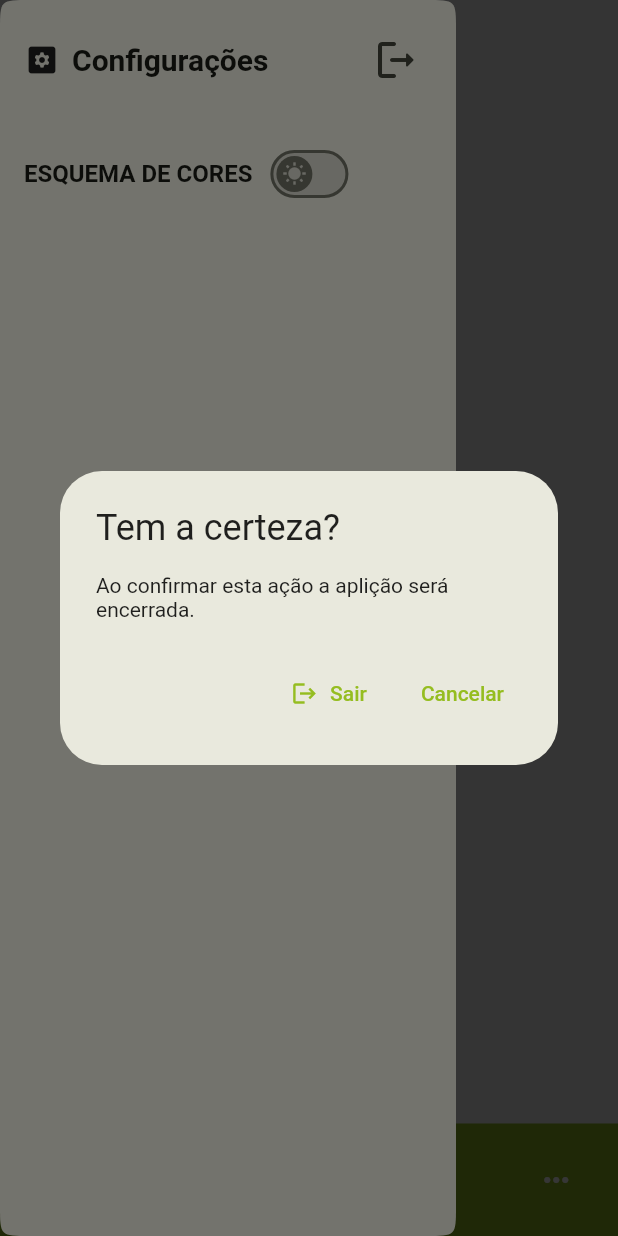
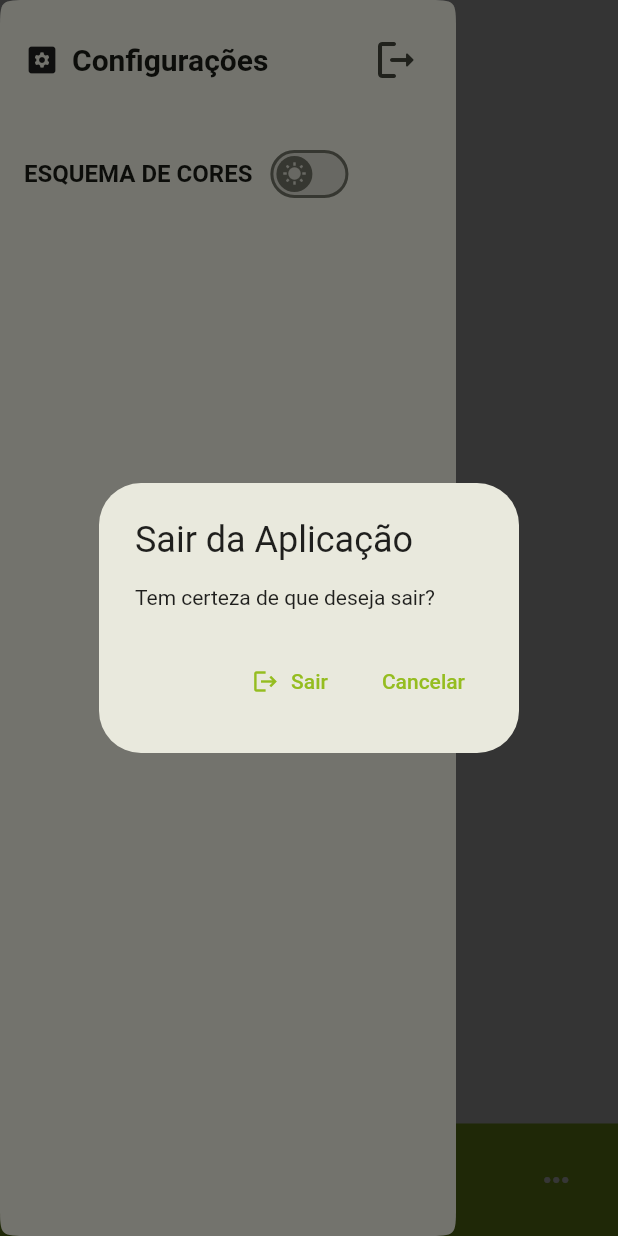
Before and after one commit to RubenO94/smart_ticket_app, a Flutter app: the HomeScreen screen opened directly with empty values, in the side drawer, after a tap on the "logout" icon, on a phone screen of 412 x 824 dp. Run offline on Flutter 3.47's test engine with Material 2 defaults, Android fonts, the phone set to English and light mode, and no system bars; drawn by our look-alikes of badges, curved_navigation_bar; our stand-ins replace connectivity_plus, device_info_plus, diacritic, file_picker, flutter_riverpod, flutter_secure_storage and 3 more; missing offline and left inert: android_id; accounts and stored records are empty.

Commit message:
update pubspec.yaml file

```diff
--- a/lib/screens/global/main_drawer.dart
+++ b/lib/screens/global/main_drawer.dart
@@ -77,8 +77,8 @@ class _MainDrawerState extends ConsumerState<MainDrawer> {
     final dialogResult = await showDialog(
       context: context,
       builder: (ctx) => AlertDialog(
-        title: const Text('Tem a certeza?'),
-        content: const Text('Ao confirmar esta ação a aplição será encerrada.'),
+        title: const Text('Sair da Aplicação'),
+        content: const Text('Tem certeza de que deseja sair?'),
         actions: [
           TextButton.icon(
             onPressed: () => Navigator.of(ctx).pop(true),
@@ -95,7 +95,6 @@ class _MainDrawerState extends ConsumerState<MainDrawer> {
     if (dialogResult) {
       await ref.read(secureStorageProvider).deleteAllSecureData();
       if (context.mounted) {
-        // TODO: ALGO NÃO ESTÁ A FUNCIONAR CORRETAMENTE, TEM A VER COM MATERIALIZATION
         // SystemNavigator.pop(animated: true);
         Navigator.of(context).pushReplacement(
           MaterialPageRoute(
--- a/lib/widgets/client/pagamento_pago_item.dart
+++ b/lib/widgets/client/pagamento_pago_item.dart
@@ -5,7 +5,7 @@ import 'package:flutter/material.dart';
 import 'package:flutter_riverpod/flutter_riverpod.dart';
 import 'package:open_file/open_file.dart';
 import 'package:path_provider/path_provider.dart';
-import 'package:permission_handler/permission_handler.dart';
+
 
 import 'package:smart_ticket/models/client/pagamento.dart';
 import 'package:smart_ticket/providers/global/services_provider.dart';
--- a/lib/widgets/global/cliente_dados.dart
+++ b/lib/widgets/global/cliente_dados.dart
@@ -5,7 +5,7 @@ import 'package:file_picker/file_picker.dart';
 import 'package:flutter/material.dart';
 import 'package:flutter_riverpod/flutter_riverpod.dart';
 import 'package:path/path.dart' as path;
-import 'package:permission_handler/permission_handler.dart';
+
 
 import 'package:smart_ticket/models/global/perfil.dart';
 import 'package:smart_ticket/providers/global/services_provider.dart';
--- a/lib/widgets/global/editar_perfil_form.dart
+++ b/lib/widgets/global/editar_perfil_form.dart
@@ -5,7 +5,7 @@ import 'package:flutter/material.dart';
 import 'package:file_picker/file_picker.dart';
 import 'package:flutter_riverpod/flutter_riverpod.dart';
 import 'package:path/path.dart' as path;
-import 'package:permission_handler/permission_handler.dart';
+
 
 import 'package:smart_ticket/models/global/perfil.dart';
 import 'package:smart_ticket/providers/global/services_provider.dart';
```
Also changed, not shown: pubspec.yaml (+5 -5 lines), pubspec.lock, 2 other files.
